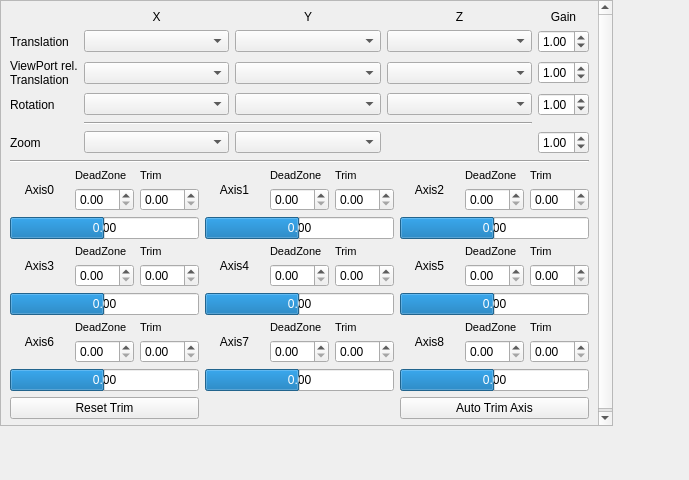
openscad/openscad, file src/input/AxisConfigWidget.ui: the form before one commit.
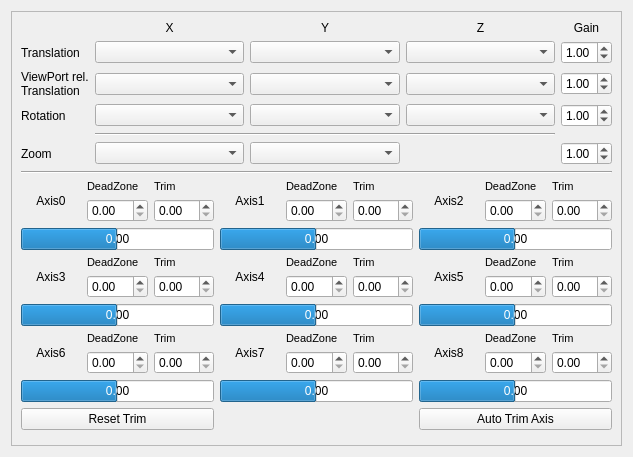
The form after the commit.

Diff of the .ui file:
```diff
--- a/src/input/AxisConfigWidget.ui
+++ b/src/input/AxisConfigWidget.ui
@@ -6,8 +6,8 @@
    <rect>
     <x>0</x>
     <y>0</y>
-    <width>689</width>
-    <height>480</height>
+    <width>633</width>
+    <height>457</height>
    </rect>
   </property>
   <property name="sizePolicy">
@@ -22,16 +22,7 @@
   <property name="unifiedTitleAndToolBarOnMac" stdset="0">
    <bool>true</bool>
   </property>
-  <widget class="QWidget" name="centralwidget" native="true">
-   <property name="geometry">
-    <rect>
-     <x>0</x>
-     <y>0</y>
-     <width>613</width>
-     <height>426</height>
-    </rect>
-   </property>
-   <layout class="QGridLayout" name="gridLayout_6">
+  <layout class="QGridLayout" name="gridLayout">
     <item row="0" column="0">
      <widget class="QScrollArea" name="scrollArea_InputAxis">
       <property name="widgetResizable">
@@ -42,7 +33,7 @@
         <rect>
          <x>0</x>
          <y>0</y>
-         <width>593</width>
+        <width>599</width>
          <height>479</height>
         </rect>
        </property>
@@ -1009,7 +1000,6 @@
      </widget>
     </item>
    </layout>
-  </widget>
  </widget>
  <resources/>
  <connections/>
```
Lines whose indentation alone changed are shown as unchanged.
